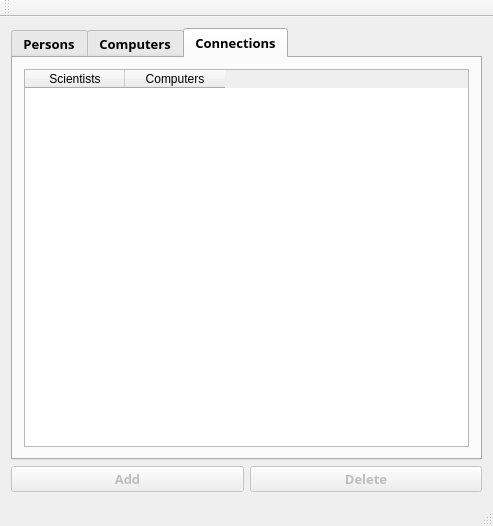
Above: mainwindow.ui from moderndaymoron/PersonCSciVer3 before the change. Below: the same form after it.
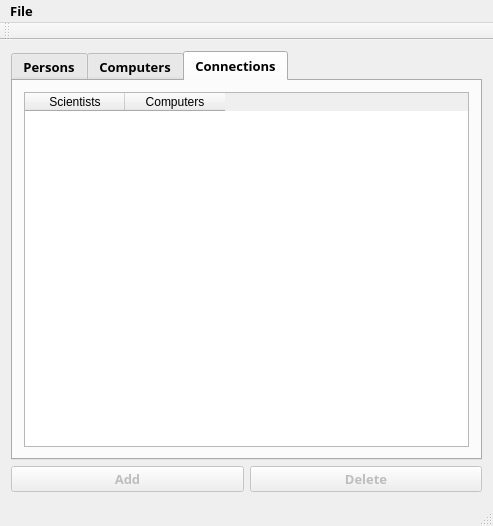
That is the form after the change. The open tabs and pages were chosen to show the change. Icons and pictures are not drawn.

Commit message: added file option linked with add buttons

Diff of the .ui file:
```diff
--- a/mainwindow.ui
+++ b/mainwindow.ui
@@ -436,6 +436,17 @@
      <height>21</height>
     </rect>
    </property>
+   <widget class="QMenu" name="menuFile">
+    <property name="title">
+     <string>File</string>
+    </property>
+    <addaction name="separator"/>
+    <addaction name="actionAdd_Person"/>
+    <addaction name="actionAdd_computer"/>
+    <addaction name="actionForm_Connection"/>
+    <addaction name="actionAbout"/>
+   </widget>
+   <addaction name="menuFile"/>
   </widget>
   <widget class="QToolBar" name="mainToolBar">
    <attribute name="toolBarArea">
```
Left out of the diff: 22 changed lines with no effect on the pictures. The commit also changes 2 other files.
